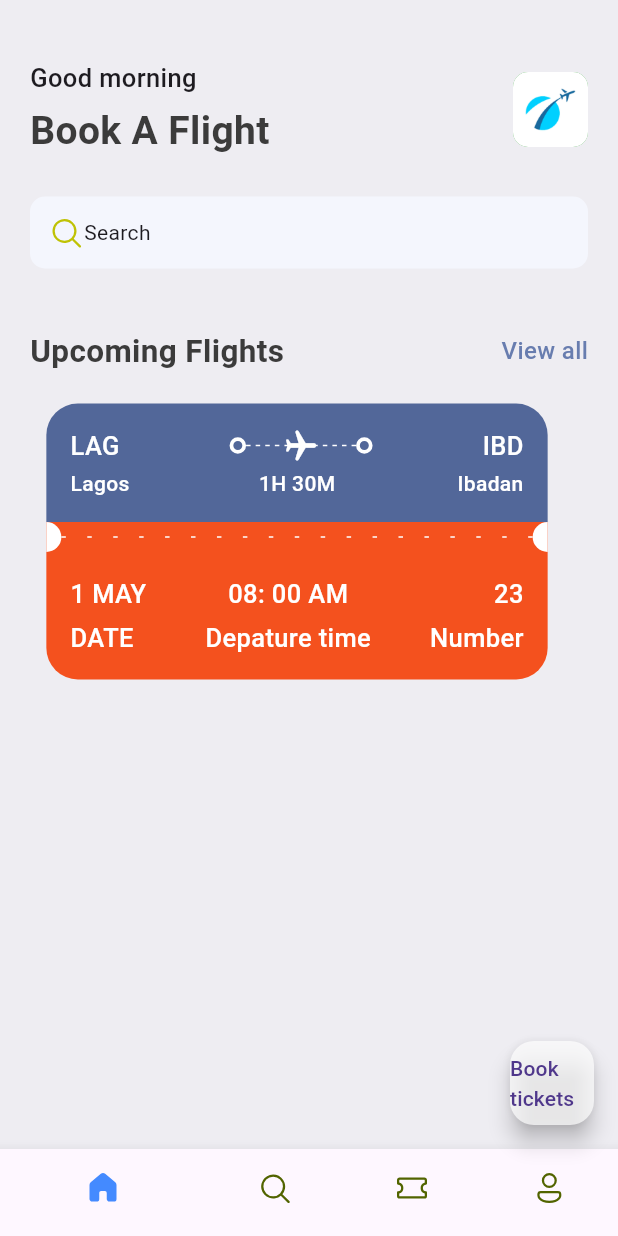
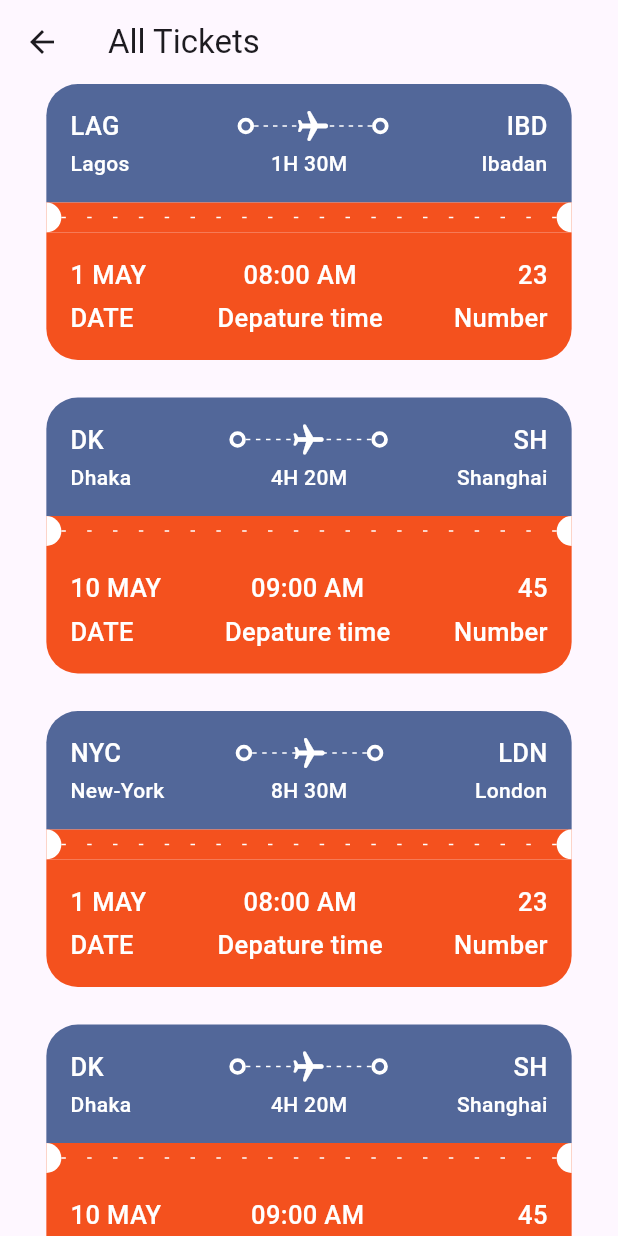
Before and after one commit to koreyakorede/ticketapp, a Flutter app: the screen it shows after launch, after a tap on "View all", on a phone screen of 412 x 824 dp. Run offline on Flutter 3.47's test engine with Material 3 defaults, Android fonts, the phone set to English and light mode, and no system bars; our stand-ins replace fluentui_icons.

Commit message:
commiting ticket view to the repository

```diff
--- a/lib/base/utils/all_json.dart
+++ b/lib/base/utils/all_json.dart
@@ -0,0 +1,42 @@
+List<Map<String, dynamic>> ticketList = [
+  {
+    'from': {'code': "LAG", 'name': "Lagos"},
+    'to': {'code': "IBD", 'name': "Ibadan"},
+    'flying_time': '1H 30M',
+    'date': "1 MAY",
+    'departure_time': "08:00 AM",
+    "number": 23
+  },
+  {
+    'from': {'code': "DK", 'name': "Dhaka"},
+    'to': {'code': "SH", 'name': "Shanghai"},
+    'flying_time': '4H 20M',
+    'date': "10 MAY",
+    'departure_time': "09:00 AM",
+    "number": 45
+  },
+  {
+    'from': {'code': "NYC", 'name': "New-York"},
+    'to': {'code': "LDN", 'name': "London"},
+    'flying_time': '8H 30M',
+    'date': "1 MAY",
+    'departure_time': "08:00 AM",
+    "number": 23
+  },
+  {
+    'from': {'code': "DK", 'name': "Dhaka"},
+    'to': {'code': "SH", 'name': "Shanghai"},
+    'flying_time': '4H 20M',
+    'date': "10 MAY",
+    'departure_time': "09:00 AM",
+    "number": 45
+  },
+  {
+    'from': {'code': "NYC", 'name': "New-York"},
+    'to': {'code': "LDN", 'name': "London"},
+    'flying_time': '8H 30M',
+    'date': "1 MAY",
+    'departure_time': "08:00 AM",
+    "number": 23
+  },
+];
--- a/lib/base/widgets/app_double_texts.dart
+++ b/lib/base/widgets/app_double_texts.dart
@@ -1,5 +1,6 @@
 import 'package:flutter/material.dart';
 import 'package:flutter_application_1/base/res/styles/app_styles.dart';
+import 'package:flutter_application_1/screens/all_tickets.dart';
 
 class AppDoubleText extends StatelessWidget {
   const AppDoubleText(
@@ -14,7 +15,13 @@ class AppDoubleText extends StatelessWidget {
       children: [
         Text(bigText, style: AppStyles.headLineStyle2),
         InkWell(
-          onTap: () {},
+          onTap: () {
+            Navigator.push(
+                context,
+                MaterialPageRoute(
+                  builder: (BuildContext context) => const AllTickets(),
+                ));
+          },
           child: Text(smallText,
               style:
                   AppStyles.textstyle.copyWith(color: AppStyles.primaryColor)),
--- a/lib/base/widgets/ticket_view.dart
+++ b/lib/base/widgets/ticket_view.dart
@@ -8,7 +8,9 @@ import 'package:flutter_application_1/base/widgets/text_style_fourth.dart';
 import 'package:flutter_application_1/base/widgets/text_style_third.dart';
 
 class TicketView extends StatelessWidget {
-  const TicketView({super.key});
+  final Map<String, dynamic> ticket;
+  final bool wholeScreen;
+  const TicketView({super.key, required this.ticket, this.wholeScreen = false});
 
   @override
   Widget build(BuildContext context) {
@@ -17,7 +19,7 @@ class TicketView extends StatelessWidget {
       width: size.width * 0.85,
       height: 189,
       child: Container(
-        margin: EdgeInsets.only(right: 16),
+        margin: EdgeInsets.only(right: wholeScreen == true ? 0 : 16),
         child: Column(
           children: [
             //blue part of the ticket
@@ -35,9 +37,12 @@ class TicketView extends StatelessWidget {
                     Row(
                       children: [
                         const SizedBox(height: 3),
-                        TextStyleThird(text: 'LAG'),
+                        TextStyleThird(
+                          text: ticket['from']['code'],
+                        ),
                         Expanded(child: Container()),
                         const BigDot(),
+                        //ticket flying icon
                         Expanded(
                             child: Stack(
                           children: [
@@ -58,22 +63,28 @@ class TicketView extends StatelessWidget {
                         )),
                         const BigDot(),
                         Expanded(child: Container()),
-                        TextStyleThird(text: 'IBD')
+                        TextStyleThird(
+                          text: ticket['to']['code'],
+                        )
                       ],
                     ),
                     SizedBox(height: 3),
                     //show departure and destination names with time
                     Row(
                       children: [
-                        const SizedBox(
-                            width: 100, child: TextStyleFourth(text: 'Lagos')),
-                        Expanded(child: Container()),
-                        const TextStyleFourth(text: '1H 30M'),
-                        Expanded(child: Container()),
-                        const SizedBox(
+                        SizedBox(
                             width: 100,
                             child: TextStyleFourth(
-                                text: 'Ibadan', align: TextAlign.end))
+                              text: ticket['from']['name'],
+                            )),
+                        Expanded(child: Container()),
+                        TextStyleFourth(text: ticket['flying_time']),
+                        Expanded(child: Container()),
+                        SizedBox(
+                            width: 100,
+                            child: TextStyleFourth(
+                                text: ticket['to']['name'],
+                                align: TextAlign.end))
                       ],
                     ),
                   ],
@@ -108,17 +119,17 @@ class TicketView extends StatelessWidget {
                       mainAxisAlignment: MainAxisAlignment.spaceBetween,
                       children: [
                         AppColumnTextLayout(
-                          topText: '1 MAY',
+                          topText: ticket['date'],
                           bottomText: 'DATE',
                           alignment: CrossAxisAlignment.start,
                         ),
                         AppColumnTextLayout(
-                          topText: '08: 00 AM',
+                          topText: ticket['departure_time'],
                           bottomText: 'Depature time',
                           alignment: CrossAxisAlignment.center,
                         ),
                         AppColumnTextLayout(
-                          topText: '23',
+                          topText: ticket['number'].toString(),
                           bottomText: 'Number',
                           alignment: CrossAxisAlignment.end,
                         ),
--- /dev/null
+++ b/lib/screens/all_tickets.dart
@@ -0,0 +1,28 @@
+import 'package:flutter/material.dart';
+import 'package:flutter_application_1/base/utils/all_json.dart';
+import 'package:flutter_application_1/base/widgets/ticket_view.dart';
+
+class AllTickets extends StatelessWidget {
+  const AllTickets({super.key});
+
+  @override
+  Widget build(BuildContext context) {
+    return Scaffold(
+        appBar: AppBar(
+          title: const Text('All Tickets'),
+        ),
+        body: ListView(
+          children: [
+            SingleChildScrollView(
+                child: Column(
+              children: ticketList
+                  .map((singleTicket) => Container(
+                      margin: EdgeInsets.only(bottom: 20),
+                      child:
+                          TicketView(ticket: singleTicket, wholeScreen: true)))
+                  .toList(),
+            ))
+          ],
+        ));
+  }
+}
--- a/lib/screens/home_screen.dart
+++ b/lib/screens/home_screen.dart
@@ -1,5 +1,6 @@
 import 'package:fluentui_icons/fluentui_icons.dart';
 import 'package:flutter/material.dart';
+import 'package:flutter_application_1/base/utils/all_json.dart';
 import 'package:flutter_application_1/base/widgets/app_double_texts.dart';
 import 'package:flutter_application_1/base/widgets/ticket_view.dart';
 import '../base/res/styles/app_styles.dart';
@@ -22,8 +23,7 @@ class _HomeScreenState extends State<HomeScreen> {
           const SizedBox(height: 40),
           Container(
               padding: const EdgeInsets.symmetric(horizontal: 20),
-              child: Column(
-                children: [
+              child: Column(children: [
                 Row(
                   mainAxisAlignment: MainAxisAlignment.spaceBetween,
                   children: [
@@ -34,8 +34,7 @@ class _HomeScreenState extends State<HomeScreen> {
                         const SizedBox(
                           height: 5,
                         ),
-                          Text('Book A Flight',
-                              style: AppStyles.headLineStyle1),
+                        Text('Book A Flight', style: AppStyles.headLineStyle1),
                       ],
                     ),
                     Container(
@@ -70,9 +69,14 @@ class _HomeScreenState extends State<HomeScreen> {
                 AppDoubleText(
                     bigText: 'Upcoming Flights', smallText: 'View all'),
                 const SizedBox(height: 20),
-                  TicketView()
-                ],
-              )),
+                SingleChildScrollView(
+                    scrollDirection: Axis.horizontal,
+                    child: Row(
+                        children: ticketList
+                            .map((singleTicket) =>
+                                TicketView(ticket: singleTicket))
+                            .toList()))
+              ])),
         ],
       ),
     );
```
Lines whose indentation alone changed are shown as unchanged.
